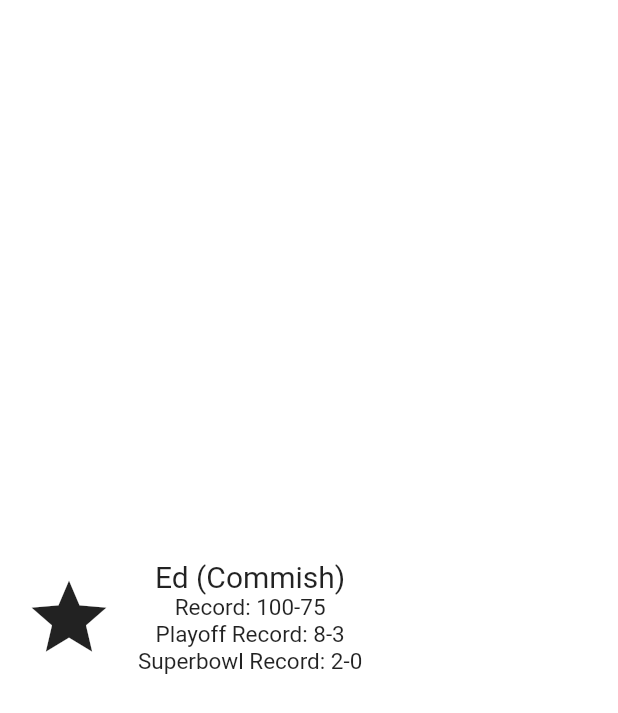
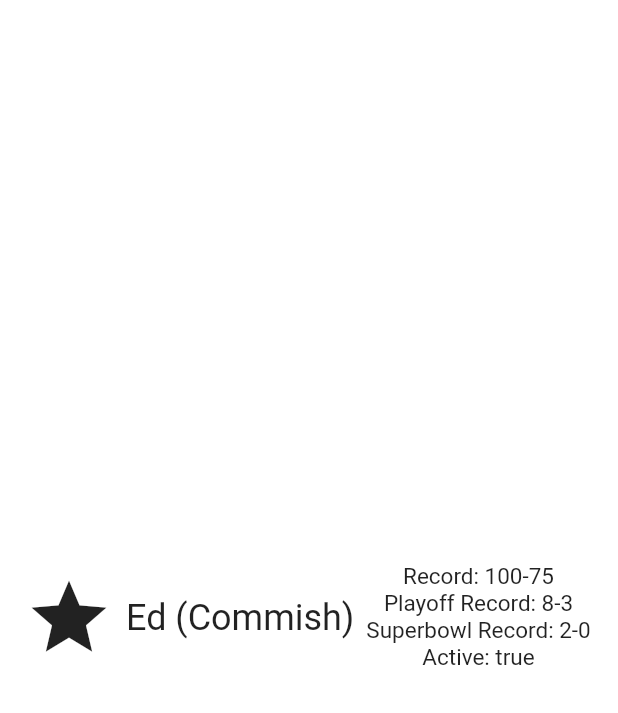
Before and after one commit to Sutheres/tsizzlescookout-flutter, a Flutter app: the screen it shows after launch, on a phone screen of 412 x 824 dp. Shown: the top 713 px of the screen. Run offline on Flutter 3.47's test engine with Material 2 defaults, Android fonts, the phone set to English and light mode, and no system bars.

Commit message:
added isActive to OwnerListItem

```diff
--- a/lib/OwnerListItem.dart
+++ b/lib/OwnerListItem.dart
@@ -5,6 +5,7 @@ class OwnerListItem extends StatelessWidget {
   final String record;
   final String playoffRecord;
   final String superbowlRecord;
+  final bool isActive;
   final ColorSwatch color;
   final IconData iconLocation;
 
@@ -14,12 +15,14 @@ class OwnerListItem extends StatelessWidget {
       @required this.record,
         @required this.playoffRecord,
         @required this.superbowlRecord,
+        @required this.isActive,
       @required this.color,
       @required this.iconLocation})
       : assert(name != null),
         assert(record != null),
         assert(playoffRecord != null),
         assert(superbowlRecord != null),
+        assert(isActive != null),
         assert(color != null),
         assert(iconLocation != null);
 
@@ -28,7 +31,7 @@ class OwnerListItem extends StatelessWidget {
     return Material(
       color: Colors.transparent,
       child: Container(
-        height: 110.0,
+        height: 105.0,
         padding: EdgeInsets.all(8.0),
         child: InkWell(
           borderRadius: BorderRadius.circular(15.0),
@@ -47,15 +50,17 @@ class OwnerListItem extends StatelessWidget {
                   size: 60.0,
                 ),
               ),
+              Center(
+                child: Text(
+                  name,
+                  textAlign: TextAlign.center,
+                  style: TextStyle(fontSize: 24.0),
+                ),
+              ),
               Padding(
                 padding: EdgeInsets.all(8.0),
                 child: Column(
                   children: <Widget>[
-                    Text(
-                      name,
-                      textAlign: TextAlign.center,
-                      style: TextStyle(fontSize: 20.0),
-                    ),
                     Text(
                       'Record: $record',
                       textAlign: TextAlign.center,
@@ -71,6 +76,11 @@ class OwnerListItem extends StatelessWidget {
                       textAlign: TextAlign.center,
                       style: TextStyle(fontSize: 15.0),
                     ),
+                    Text(
+                      'Active: $isActive',
+                      textAlign: TextAlign.center,
+                      style: TextStyle(fontSize: 15.0),
+                    ),
                   ],
                 ),
               )
--- a/lib/main.dart
+++ b/lib/main.dart
@@ -6,6 +6,7 @@ const _ownerName = 'Ed (Commish)';
 const _ownerRecord = '100-75';
 const _ownerPlayoffRecord = '8-3';
 const _ownerSuperbowlRecord = '2-0';
+const _isActive = true;
 const _ownerIcon = Icons.star;
 const _ownerListColor = Colors.deepPurple;
 
@@ -26,6 +27,7 @@ class TSizzlesCookoutApp extends StatelessWidget {
             record: _ownerRecord,
             playoffRecord: _ownerPlayoffRecord,
             superbowlRecord: _ownerSuperbowlRecord,
+            isActive: _isActive,
             iconLocation: _ownerIcon,
             color: _ownerListColor,
           ),
```
